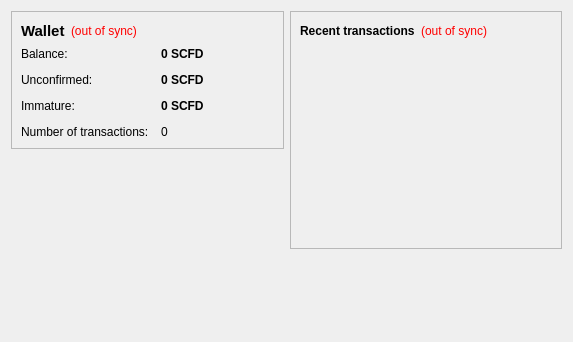
Above: src/qt/forms/overviewpage.ui from yorulez/ncfdcoin before the change. Below: the same form after it.
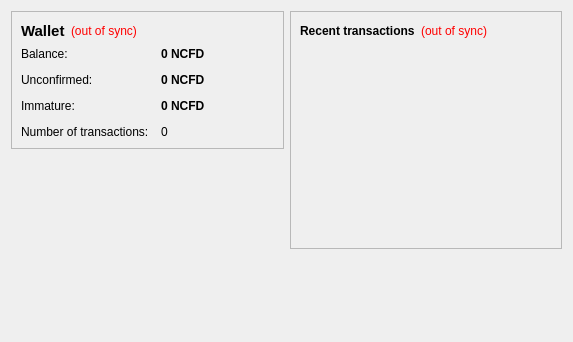
That is the form after the change.

```diff
--- a/src/qt/forms/overviewpage.ui
+++ b/src/qt/forms/overviewpage.ui
@@ -105,7 +105,7 @@
              <string>Your current balance</string>
             </property>
             <property name="text">
-             <string notr="true">0 SCFD</string>
+             <string notr="true">0 NCFD</string>
             </property>
             <property name="textInteractionFlags">
              <set>Qt::LinksAccessibleByMouse|Qt::TextSelectableByKeyboard|Qt::TextSelectableByMouse</set>
@@ -134,7 +134,7 @@
              <string>Total of transactions that have yet to be confirmed, and do not yet count toward the current balance</string>
             </property>
             <property name="text">
-             <string notr="true">0 SCFD</string>
+             <string notr="true">0 NCFD</string>
             </property>
             <property name="textInteractionFlags">
              <set>Qt::LinksAccessibleByMouse|Qt::TextSelectableByKeyboard|Qt::TextSelectableByMouse</set>
@@ -177,7 +177,7 @@
              <string>Mined balance that has not yet matured</string>
             </property>
             <property name="text">
-             <string notr="true">0 SCFD</string>
+             <string notr="true">0 NCFD</string>
             </property>
             <property name="textInteractionFlags">
              <set>Qt::LinksAccessibleByMouse|Qt::TextSelectableByKeyboard|Qt::TextSelectableByMouse</set>
```
Left out of the diff: 4 changed lines with no effect on the pictures.
